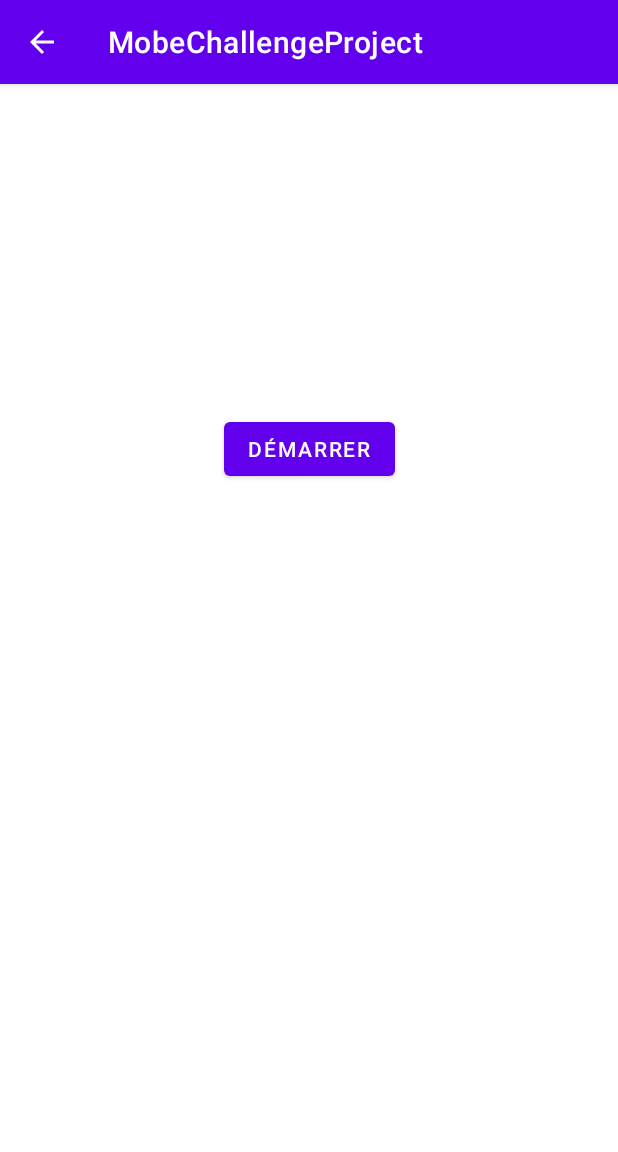
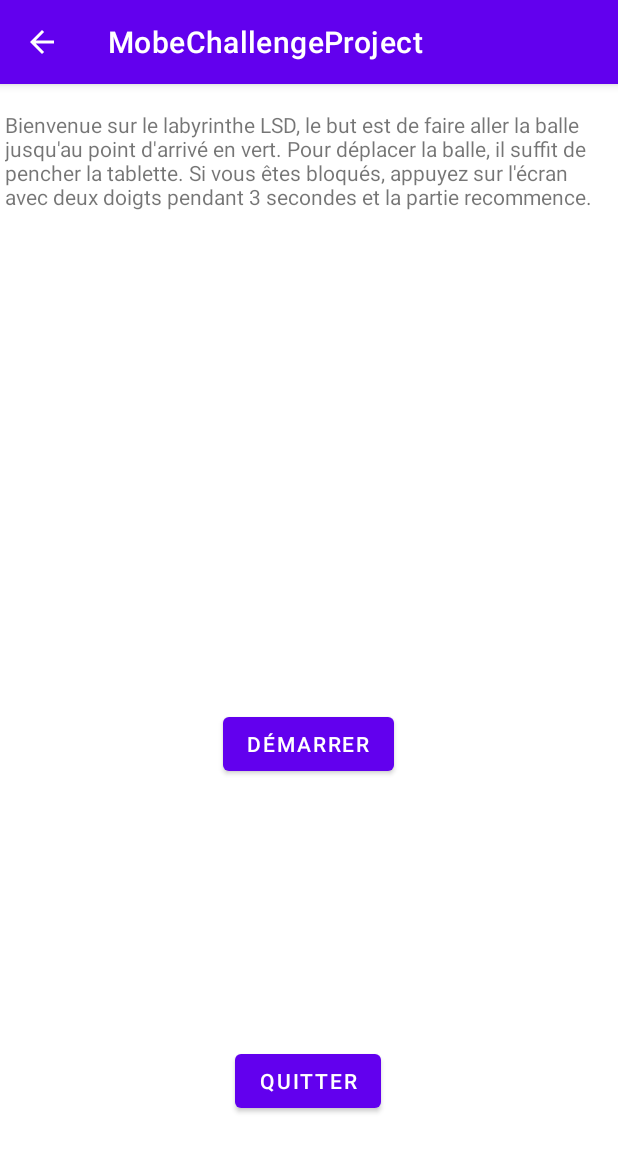
Before and after one commit to Ludo81/MobeChallenge, an Android app: the screen it shows after launch (StartActivity), on a phone screen of 412 x 824 dp. Shown: the top 1152 px of the screen. Run offline under Robolectric (Android 15) with nearby library versions, the light colour scheme and no system bars.

Commit message:
Amélioration pages démarrage et fin

```diff
--- a/app/src/main/AndroidManifest.xml
+++ b/app/src/main/AndroidManifest.xml
@@ -10,7 +10,8 @@
         android:supportsRtl="true"
         android:theme="@style/Theme.MobeChallengeProject">
         <activity android:name="start_page.StartActivity"
-            android:parentActivityName="end_page.EndActivity">
+            android:parentActivityName="end_page.EndActivity"
+            android:screenOrientation="portrait">
             <intent-filter>
                 <action android:name="android.intent.action.MAIN" />
                 <category android:name="android.intent.category.LAUNCHER" />
@@ -21,7 +22,8 @@
             android:parentActivityName="start_page.StartActivity"
             android:screenOrientation="landscape">
         </activity>
-        <activity android:name="end_page.EndActivity">
+        <activity android:name="end_page.EndActivity"
+            android:screenOrientation="portrait">
             android:parentActivityName="level_page.gameplay.LevelGamePlayActivity"
         </activity>
     </application>
--- a/app/src/main/java/start_page/StartActivity.java
+++ b/app/src/main/java/start_page/StartActivity.java
@@ -25,5 +25,13 @@ public class StartActivity extends AppCompatActivity {
                 StartActivity.this.startActivity(intent);
             }
         });
+
+        final Button exit_button = findViewById(R.id.exit_button_start);
+        exit_button.setOnClickListener(new View.OnClickListener() {
+            public void onClick(View v) {
+                finishAffinity();
+                System.exit(0);
+            }
+        });
     }
 }
--- a/app/src/main/res/layout/activity_start.xml
+++ b/app/src/main/res/layout/activity_start.xml
@@ -10,9 +10,37 @@
         android:id="@+id/start_button"
         android:layout_width="wrap_content"
         android:layout_height="wrap_content"
-        android:layout_marginTop="219dp"
+        android:layout_marginTop="416dp"
         android:text="@string/demarrer_res"
+        app:layout_constraintEnd_toEndOf="parent"
+        app:layout_constraintHorizontal_bias="0.498"
+        app:layout_constraintStart_toStartOf="parent"
+        app:layout_constraintTop_toTopOf="parent" />
+
+    <Button
+        android:id="@+id/exit_button_start"
+        android:layout_width="wrap_content"
+        android:layout_height="wrap_content"
+        android:layout_marginStart="8dp"
+        android:layout_marginTop="132dp"
+        android:layout_marginBottom="87dp"
+        android:text="@string/quitter_res"
+        app:layout_constraintBottom_toBottomOf="parent"
+        app:layout_constraintStart_toStartOf="@+id/start_button"
+        app:layout_constraintTop_toBottomOf="@+id/textView" />
+
+    <TextView
+        android:id="@+id/textView"
+        android:layout_width="405dp"
+        android:layout_height="110dp"
+        android:layout_marginStart="20dp"
+        android:layout_marginTop="25dp"
+        android:layout_marginEnd="20dp"
+        android:layout_marginBottom="381dp"
+        android:text="Bienvenue sur le labyrinthe LSD, le but est de faire aller la balle jusqu'au point d'arrivé en vert. Pour déplacer la balle, il suffit de pencher la tablette. Si vous êtes bloqués, appuyez sur l'écran avec deux doigts pendant 3 secondes et la partie recommence."
+        app:layout_constraintBottom_toTopOf="@+id/exit_button_start"
         app:layout_constraintEnd_toEndOf="parent"
         app:layout_constraintStart_toStartOf="parent"
         app:layout_constraintTop_toTopOf="parent" />
+
 </androidx.constraintlayout.widget.ConstraintLayout>
--- a/app/src/main/res/values/strings.xml
+++ b/app/src/main/res/values/strings.xml
@@ -4,4 +4,5 @@
     <string name="demarrer_res">Démarrer</string>
     <string name="recommencer_res">Recommencer</string>
     <string name="menu_res">Menu</string>
+    <string name="quitter_res">Quitter</string>
 </resources>
```
Also changed, not shown: app/src/main/java/end_page/EndActivity.java (+8 -0 lines), app/src/main/res/layout/activity_end.xml (+10 -0 lines).
